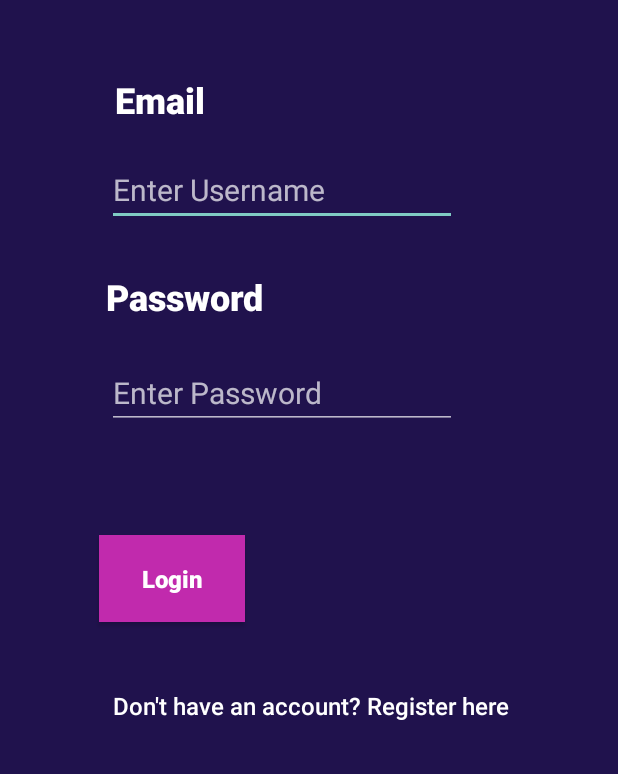
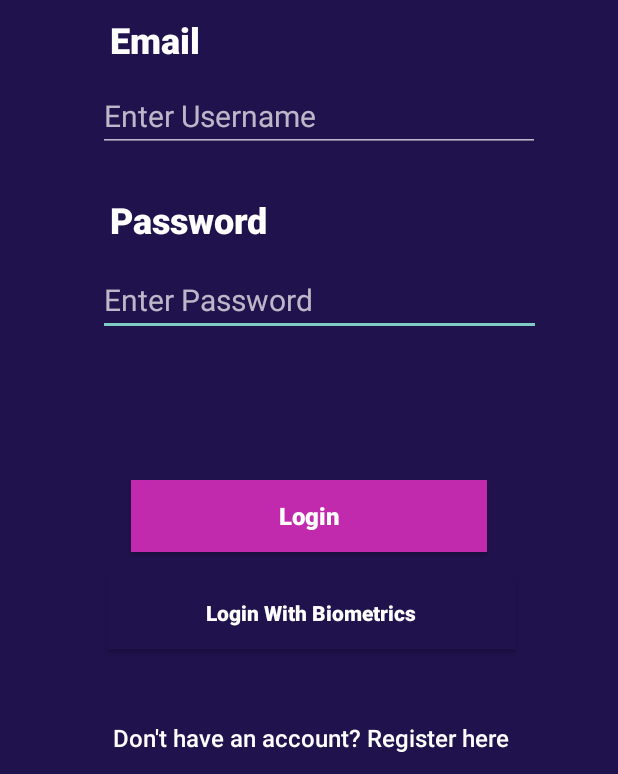
Before and after one commit to PioRomo/137Project, an Android app: the screen it shows after launch (LoginActivity), on a phone screen of 412 x 824 dp, the part 462-1236 px from its top. Run offline under Robolectric (Android 15) with nearby library versions, the phone set to English and light mode, and no system bars; our stand-ins replace Firebase (no records; nobody signed in at launch, a user with empty details on screens opened directly).

Commit message:
- Made some small UI changes to login page - Added biometric prompt to login, functionality working - Doesn't work 100% because we need to setup biometric association with accounts (to be done when we have profile page)

```diff
--- a/app/build.gradle
+++ b/app/build.gradle
@@ -50,6 +50,7 @@ dependencies {
     implementation 'com.google.firebase:firebase-auth:22.1.1'
     implementation 'com.google.firebase:firebase-firestore'
     implementation 'com.google.firebase:firebase-messaging'
+    implementation 'androidx.biometric:biometric:1.1.0'
 }
 
 apply plugin: 'com.google.gms.google-services'
--- a/app/src/main/AndroidManifest.xml
+++ b/app/src/main/AndroidManifest.xml
@@ -1,6 +1,9 @@
 <?xml version="1.0" encoding="utf-8"?>
 <manifest xmlns:android="http://schemas.android.com/apk/res/android"
     xmlns:tools="http://schemas.android.com/tools">
+
+    <uses-permission android:name="android.permission.USE_BIOMETRIC" />
+    <uses-permission android:name="android.permission.USE_FINGERPRINT" />
 
     <application
         android:allowBackup="true"
--- a/app/src/main/java/com/example/pixelpedia/LoginActivity.kt
+++ b/app/src/main/java/com/example/pixelpedia/LoginActivity.kt
@@ -8,6 +8,9 @@ import android.widget.Toast
 import androidx.activity.enableEdgeToEdge
 import androidx.appcompat.app.AppCompatActivity
 import com.google.firebase.auth.FirebaseAuth
+import androidx.biometric.BiometricPrompt
+import androidx.core.content.ContextCompat
+import java.util.concurrent.Executor
 
 class LoginActivity : AppCompatActivity() {
 
@@ -15,6 +18,8 @@ class LoginActivity : AppCompatActivity() {
     private lateinit var passwordEditText: EditText
     private lateinit var loginButton: Button
     private lateinit var registerButton: Button
+    //Biometric button instance
+    private lateinit var biometricLoginButton: Button
     //Firebase Auth instance
     private lateinit var auth: FirebaseAuth
 
@@ -25,12 +30,20 @@ class LoginActivity : AppCompatActivity() {
 
         //Initialize Firebase
         auth = FirebaseAuth.getInstance()
+        auth.signOut()
 
         //Initialize our views here
         emailEditText = findViewById(R.id.loginEmailText)
         passwordEditText = findViewById(R.id.loginPasswordText)
         loginButton = findViewById(R.id.loginLoginButton)
         registerButton = findViewById(R.id.loginRegisterButton)
+
+        //Initizalize Biometric button
+        biometricLoginButton = findViewById(R.id.biometricLoginButton)
+        // Biometric login button logic
+        biometricLoginButton.setOnClickListener {
+            showBiometricPrompt()
+        }
 
         //Handling Login logic
         loginButton.setOnClickListener{
@@ -80,4 +93,41 @@ class LoginActivity : AppCompatActivity() {
             finish()
         }
     }
+
+
+    // Biometric authentication function
+    private fun showBiometricPrompt() {
+        // Check if biometric authentication is available
+        val executor: Executor = ContextCompat.getMainExecutor(this)
+        val biometricPrompt = BiometricPrompt(this, executor, object : BiometricPrompt.AuthenticationCallback() {
+            override fun onAuthenticationSucceeded(result: BiometricPrompt.AuthenticationResult) {
+                super.onAuthenticationSucceeded(result)
+                // Authentication succeeded, login the user
+                Toast.makeText(applicationContext, "Biometric Authentication Succeeded", Toast.LENGTH_SHORT).show()
+                startActivity(Intent(this@LoginActivity, DummyActivity::class.java))
+                finish()
+            }
+
+            override fun onAuthenticationFailed() {
+                super.onAuthenticationFailed()
+                // If authentication fails, prompt the user to enter credentials manually
+                Toast.makeText(applicationContext, "Biometric Authentication Failed", Toast.LENGTH_SHORT).show()
+                // No UI changes needed, just allow them to input credentials manually
+                // You can also show a message or update UI if desired
+            }
+
+            override fun onAuthenticationError(errorCode: Int, errString: CharSequence) {
+                super.onAuthenticationError(errorCode, errString)
+                Toast.makeText(applicationContext, "Biometric Authentication Error: $errString", Toast.LENGTH_SHORT).show()
+            }
+        })
+
+        val promptInfo = BiometricPrompt.PromptInfo.Builder()
+            .setTitle("Biometric login")
+            .setSubtitle("Log in using your fingerprint")
+            .setNegativeButtonText("Use Password")
+            .build()
+
+        biometricPrompt.authenticate(promptInfo)
+    }
 }
--- a/app/src/main/res/layout/activity_login.xml
+++ b/app/src/main/res/layout/activity_login.xml
@@ -7,10 +7,13 @@
     android:layout_height="match_parent"
     tools:context=".LoginActivity">
 
+
     <RelativeLayout
         android:layout_width="match_parent"
         android:layout_height="match_parent"
-        android:background="@color/PrimaryPurple">
+        android:background="@color/PrimaryPurple"
+        tools:layout_editor_absoluteX="0dp"
+        tools:layout_editor_absoluteY="0dp">
 
         <ImageView
             android:id="@+id/imageView2"
@@ -23,88 +26,103 @@
             android:layout_marginTop="42dp"
             android:layout_marginEnd="1dp"
             app:srcCompat="@drawable/pixelpedialogowordmark" />
-    </RelativeLayout>
 
-
-    <EditText
-        android:id="@+id/loginEmailText"
-        android:layout_width="wrap_content"
-        android:layout_height="wrap_content"
-        android:layout_marginTop="20dp"
-        android:ems="10"
-        android:hint="Enter Username"
-        android:inputType="text"
-        android:textColor="#FFFFFF"
-        android:textSize="20sp"
-        app:layout_constraintEnd_toEndOf="parent"
-        app:layout_constraintHorizontal_bias="0.4"
-        app:layout_constraintStart_toStartOf="parent"
-        app:layout_constraintTop_toBottomOf="@+id/loginEmailTitle" />
-
-    <TextView
-        android:id="@+id/loginEmailTitle"
-        android:layout_width="wrap_content"
-        android:layout_height="wrap_content"
-        android:layout_marginTop="36dp"
+        <Button
+            android:id="@+id/biometricLoginButton"
+            android:layout_width="271dp"
+            android:layout_height="48dp"
+            android:layout_alignParentStart="true"
+            android:layout_alignParentEnd="true"
+            android:layout_alignParentBottom="true"
+            android:layout_gravity="center_horizontal"
+            android:layout_marginStart="71dp"
+            android:layout_marginEnd="68dp"
+            android:layout_marginBottom="83dp"
+            android:background="@color/PrimaryPurple"
             android:fontFamily="sans-serif-black"
-        android:text="Email"
-        android:textColor="#FFFFFF"
-        android:textSize="24sp"
-        app:layout_constraintBottom_toBottomOf="parent"
-        app:layout_constraintEnd_toEndOf="parent"
-        app:layout_constraintHorizontal_bias="0.218"
-        app:layout_constraintStart_toStartOf="parent"
-        app:layout_constraintTop_toTopOf="parent"
-        app:layout_constraintVertical_bias="0.426" />
-
-    <EditText
-        android:id="@+id/loginPasswordText"
-        android:layout_width="wrap_content"
-        android:layout_height="wrap_content"
-        android:layout_marginTop="24dp"
-        android:ems="10"
-        android:hint="Enter Password"
-        android:inputType="textPassword"
-        android:textColor="#FFFFFF"
-        android:textSize="20sp"
-        app:layout_constraintEnd_toEndOf="parent"
-        app:layout_constraintHorizontal_bias="0.4"
-        app:layout_constraintStart_toStartOf="parent"
-        app:layout_constraintTop_toBottomOf="@+id/loginPasswordTitle" />
-
-    <TextView
-        android:id="@+id/loginPasswordTitle"
-        android:layout_width="wrap_content"
-        android:layout_height="wrap_content"
-        android:layout_marginTop="36dp"
-        android:fontFamily="sans-serif-black"
-        android:text="Password"
-        android:textColor="#FFFFFF"
-        android:textSize="24sp"
-        app:layout_constraintBottom_toBottomOf="parent"
-        app:layout_constraintEnd_toEndOf="parent"
-        app:layout_constraintHorizontal_bias="0.23"
-        app:layout_constraintStart_toStartOf="parent"
-        app:layout_constraintTop_toTopOf="parent"
-        app:layout_constraintVertical_bias="0.6" />
+            android:text="Login With Biometrics"
+            android:textAllCaps="false" />
 
         <Button
             android:id="@+id/loginLoginButton"
-        android:layout_width="97dp"
-        android:layout_height="58dp"
+            android:layout_width="237dp"
+            android:layout_height="wrap_content"
+            android:layout_alignParentStart="true"
+            android:layout_alignParentEnd="true"
+            android:layout_alignParentBottom="true"
+            android:layout_marginStart="87dp"
+            android:layout_marginEnd="87dp"
+            android:layout_marginBottom="148dp"
             android:background="@color/PrimaryMagenta"
             android:fontFamily="sans-serif-black"
             android:text="Login"
             android:textAllCaps="false"
             android:textSize="16sp"
             app:cornerRadius="24dp"
-        app:layout_constraintBottom_toBottomOf="parent"
-        app:layout_constraintEnd_toEndOf="parent"
-        app:layout_constraintHorizontal_bias="0.21"
-        app:layout_constraintStart_toStartOf="parent"
-        app:layout_constraintTop_toBottomOf="@+id/loginPasswordText"
-        app:layout_constraintVertical_bias="0.41"
             tools:text="Login" />
+
+        <EditText
+            android:id="@+id/loginPasswordText"
+            android:layout_width="320dp"
+            android:layout_height="wrap_content"
+            android:layout_alignParentStart="true"
+            android:layout_alignParentTop="true"
+            android:layout_alignParentEnd="true"
+            android:layout_marginStart="65dp"
+            android:layout_marginTop="484dp"
+            android:layout_marginEnd="51dp"
+            android:ems="10"
+            android:hint="Enter Password"
+            android:inputType="textPassword"
+            android:textColor="#FFFFFF"
+            android:textSize="20sp" />
+
+        <EditText
+            android:id="@+id/loginEmailText"
+            android:layout_width="319dp"
+            android:layout_height="wrap_content"
+            android:layout_alignParentStart="true"
+            android:layout_alignParentTop="true"
+            android:layout_alignParentEnd="true"
+            android:layout_marginStart="65dp"
+            android:layout_marginTop="361dp"
+            android:layout_marginEnd="52dp"
+            android:ems="10"
+            android:hint="Enter Username"
+            android:inputType="text"
+            android:textColor="#FFFFFF"
+            android:textSize="20sp" />
+
+        <TextView
+            android:id="@+id/loginEmailTitle"
+            android:layout_width="111dp"
+            android:layout_height="33dp"
+            android:layout_alignParentStart="true"
+            android:layout_alignParentTop="true"
+            android:layout_alignParentEnd="true"
+            android:layout_marginStart="73dp"
+            android:layout_marginTop="318dp"
+            android:layout_marginEnd="252dp"
+            android:fontFamily="sans-serif-black"
+            android:text="Email"
+            android:textColor="#FFFFFF"
+            android:textSize="24sp" />
+
+        <TextView
+            android:id="@+id/loginPasswordTitle"
+            android:layout_width="247dp"
+            android:layout_height="wrap_content"
+            android:layout_alignParentStart="true"
+            android:layout_alignParentTop="true"
+            android:layout_alignParentEnd="true"
+            android:layout_marginStart="73dp"
+            android:layout_marginTop="438dp"
+            android:layout_marginEnd="116dp"
+            android:fontFamily="sans-serif-black"
+            android:text="Password"
+            android:textColor="#FFFFFF"
+            android:textSize="24sp" />
+    </RelativeLayout>
 
     <Button
         android:id="@+id/loginRegisterButton"
```
Lines whose indentation alone changed are shown as unchanged.
